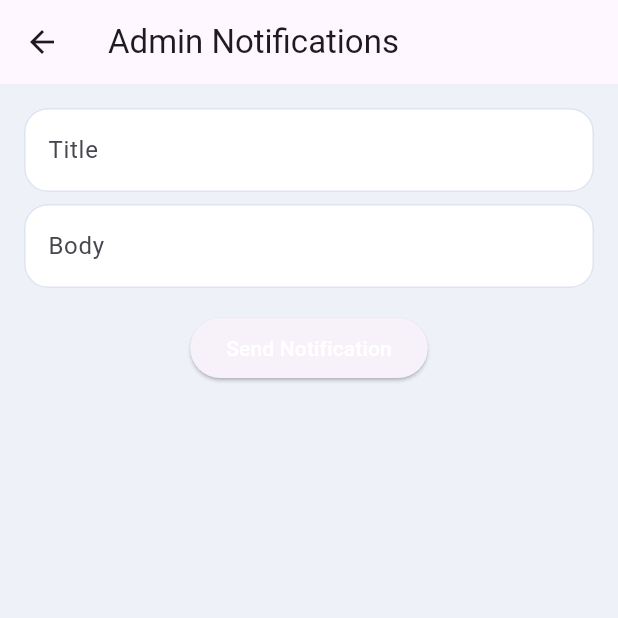
After one commit to masoom369/AspireEdge, a Flutter app: the AdminNotificationPage screen opened directly, after a tap on "Send Notification", on a phone screen of 412 x 824 dp, the top half of it. The commit adds this screen. Run offline on Flutter 3.47's test engine with Material 3 defaults, Android fonts, the phone set to English and light mode, and no system bars; our stand-ins replace firebase_auth, firebase_core, firebase_database, flutter_svg, google_fonts, image_picker and 2 more; missing offline and left inert: onesignal_flutter, universal_html; accounts and stored records are empty; Roboto replaces fonts that are missing (Intel).

Commit message:
notification feature added

```diff
--- a/lib/main.dart
+++ b/lib/main.dart
@@ -1,10 +1,10 @@
 import 'package:flutter/material.dart';
 import 'package:firebase_core/firebase_core.dart';
 import 'firebase_options.dart';
+import 'package:onesignal_flutter/onesignal_flutter.dart';
+import 'package:aspire_edge/routes/route_guard.dart';
+import 'package:flutter/foundation.dart' show kIsWeb;
 import 'package:firebase_database/firebase_database.dart';
-import 'package:flutter/foundation.dart' show kIsWeb;
-import 'package:aspire_edge/routes/route_guard.dart';
-// import 'package:google_fonts/google_fonts.dart';  // Uncomment if you want Google Fonts
 
 Future<void> main() async {
   WidgetsFlutterBinding.ensureInitialized();
@@ -13,6 +13,28 @@ Future<void> main() async {
   // Enable offline persistence for Realtime Database on non-web platforms
   if (!kIsWeb) {
     FirebaseDatabase.instance.setPersistenceEnabled(true);
+  }
+
+  // ====== OneSignal Setup ======
+  if (!kIsWeb) {
+    OneSignal.Debug.setLogLevel(OSLogLevel.verbose);
+
+    OneSignal.initialize("bfd0fb79-5c68-441e-b78d-063271b0d492");
+
+    // iOS: request permission
+    OneSignal.Notifications.requestPermission(true);
+
+    // Foreground handler
+    OneSignal.Notifications.addForegroundWillDisplayListener((event) {
+      event.preventDefault();
+      event.notification.display();
+      debugPrint("📩 Foreground Notification: ${event.notification.jsonRepresentation()}");
+    });
+
+    // Notification clicked
+    OneSignal.Notifications.addClickListener((event) {
+      debugPrint("👉 Notification opened: ${event.notification.jsonRepresentation()}");
+    });
   }
 
   runApp(const MyApp());
@@ -26,8 +48,7 @@ class MyApp extends StatelessWidget {
     return MaterialApp(
       title: 'Aspire Edge',
       debugShowCheckedModeBanner: false,
-
-      // Apply your custom theme based on your template
+      onGenerateRoute: guardedRoute,
       theme: ThemeData(
         scaffoldBackgroundColor: const Color(0xFFEEF1F8),
         primarySwatch: Colors.blue,
@@ -44,16 +65,7 @@ class MyApp extends StatelessWidget {
           focusedBorder: defaultInputBorder,
           errorBorder: defaultInputBorder,
         ),
-
-        // If you want to keep ColorScheme from your Firebase app, you can merge here:
-        // colorScheme: ColorScheme.fromSeed(seedColor: blackberry),
-        // useMaterial3: true,
-
-        // If you want to use Google Fonts instead of Intel font, do this:
-        // textTheme: GoogleFonts.emilysCandyTextTheme(),
       ),
-
-      onGenerateRoute: guardedRoute, // keep your routing
       builder: (context, child) => ScrollConfiguration(
         behavior: NoScrollbarBehavior(),
         child: child!,
@@ -70,7 +82,6 @@ const defaultInputBorder = OutlineInputBorder(
   ),
 );
 
-// Custom ScrollBehavior to remove scrollbars (from your Firebase app)
 class NoScrollbarBehavior extends ScrollBehavior {
   @override
   Widget buildScrollbar(BuildContext context, Widget child, ScrollableDetails details) {
--- a/lib/models/menu.dart
+++ b/lib/models/menu.dart
@@ -11,9 +11,10 @@ class Menu {
 
 List<Menu> adminSidebarMenus = [
   Menu(title: "Home", icon: Icons.home),
-
   Menu(title: "About Us", icon: Icons.info),
   Menu(title: "Contact Us", icon: Icons.contact_mail),
+  Menu(title: "Notification", icon: Icons.notifications),
+  Menu(title: "Notification Management", icon: Icons.notifications),
   Menu(title: "Feedback Management", icon: Icons.feedback),
   Menu(title: "Quiz Management", icon: Icons.quiz),
   Menu(title: "Wishlist Management", icon: Icons.favorite_border),
--- a/lib/routes/routes.dart
+++ b/lib/routes/routes.dart
@@ -1,9 +1,11 @@
 import 'package:aspire_edge/screens/CV_Guidance_Page.dart';
 import 'package:aspire_edge/screens/Career_Guidance_Page.dart';
 import 'package:aspire_edge/screens/Interview_Preparation_Page.dart';
+import 'package:aspire_edge/screens/NotificationHomePage.dart';
 import 'package:aspire_edge/screens/Stream_Selector_Screen.dart';
 import 'package:aspire_edge/screens/Write_Testimonial_Screen.dart';
 import 'package:aspire_edge/screens/about_us.dart';
+import 'package:aspire_edge/screens/admin/AdminNotificationPage.dart';
 import 'package:aspire_edge/screens/admin/admin_career_questions_page.dart';
 import 'package:aspire_edge/screens/admin/admin_stream_questions_page.dart';
 import 'package:aspire_edge/screens/admin/career_bank_management_screen.dart';
@@ -40,7 +42,10 @@ final Map<String, WidgetBuilder> protectedRoutes = {
   '/contact': (context) => EntryPoint(child: const ContactUsPage()),
   '/bookmark': (context) => EntryPoint(child: const BookmarksPage()),
   '/wishlist': (context) => EntryPoint(child: const WishlistPage()),
-  '/ResourcesHubPage': (context) => EntryPoint(child:  ResourcesHubPage()),
+  '/notification': (context) => EntryPoint(child: const NotificationHomePage()),
+  '/notification_management': (context) =>
+      EntryPoint(child: const AdminNotificationPage()),
+  '/ResourcesHubPage': (context) => EntryPoint(child: ResourcesHubPage()),
   '/wishlist_management': (context) =>
       EntryPoint(child: const AdminWishlistPage()),
   '/about': (context) => EntryPoint(child: const AboutUsPage()),
--- /dev/null
+++ b/lib/screens/NotificationHomePage.dart
@@ -0,0 +1,78 @@
+import 'package:flutter/material.dart';
+import 'package:firebase_database/firebase_database.dart';
+import 'package:onesignal_flutter/onesignal_flutter.dart';
+
+class NotificationHomePage extends StatefulWidget {
+  const NotificationHomePage({super.key});
+
+  @override
+  State<NotificationHomePage> createState() => _NotificationHomePageState();
+}
+
+class _NotificationHomePageState extends State<NotificationHomePage> {
+  final _db = FirebaseDatabase.instance.ref('notifications');
+  List<Map<String, dynamic>> notifications = [];
+
+  @override
+  void initState() {
+    super.initState();
+
+    // ✅ Listen to Firebase notifications in realtime
+    _db.onChildAdded.listen((event) {
+      final data = Map<String, dynamic>.from(event.snapshot.value as Map);
+      setState(() {
+        notifications.insert(0, data);
+      });
+
+      // ❌ No local postNotification in new SDK
+      // Instead, you would trigger push from your server/OneSignal dashboard
+      // Here we just log or show in-app
+      debugPrint("📩 Firebase notification: ${data['title']} - ${data['body']}");
+    });
+
+    // ✅ Listen to foreground OneSignal notifications
+    OneSignal.Notifications.addForegroundWillDisplayListener((event) {
+      event.preventDefault(); // stop auto-display
+      event.notification.display(); // manually display
+
+      final notif = {
+        'title': event.notification.title ?? 'No Title',
+        'body': event.notification.body ?? 'No Body',
+      };
+
+      setState(() {
+        notifications.insert(0, notif);
+      });
+    });
+
+    // ✅ Notification clicked
+    OneSignal.Notifications.addClickListener((event) {
+      debugPrint("👉 Notification opened: ${event.notification.jsonRepresentation()}");
+    });
+  }
+
+  @override
+  Widget build(BuildContext context) {
+    return Scaffold(
+      appBar: AppBar(title: const Text("Notifications")),
+      body: Column(
+        children: [
+          Expanded(
+            child: notifications.isEmpty
+                ? const Center(child: Text("No notifications yet"))
+                : ListView.builder(
+                    itemCount: notifications.length,
+                    itemBuilder: (context, index) {
+                      final item = notifications[index];
+                      return ListTile(
+                        title: Text(item['title']),
+                        subtitle: Text(item['body']),
+                      );
+                    },
+                  ),
+          ),
+        ],
+      ),
+    );
+  }
+}
--- /dev/null
+++ b/lib/screens/admin/AdminNotificationPage.dart
@@ -0,0 +1,92 @@
+import 'package:flutter/material.dart';
+import 'package:firebase_database/firebase_database.dart';
+import 'dart:convert';
+import 'package:http/http.dart' as http;
+
+class AdminNotificationPage extends StatefulWidget {
+  const AdminNotificationPage({super.key});
+
+  @override
+  State<AdminNotificationPage> createState() => _AdminNotificationPageState();
+}
+
+class _AdminNotificationPageState extends State<AdminNotificationPage> {
+  final _titleController = TextEditingController();
+  final _bodyController = TextEditingController();
+  final _db = FirebaseDatabase.instance.ref('notifications');
+
+  // ⚠️ Keys (do not expose in production apps, better keep in backend)
+  static const String oneSignalAppId = "bfd0fb79-5c68-441e-b78d-063271b0d492";
+  static const String restApiKey =
+      "os_v2_app_x7ipw6k4nbcb5n4nayzhdmgusk3pnxuqkegekl4a2gqvbzirikhvv54pqjenys5hceswwosb5dsgeppg7bdvofkdtbtf27zg5f4etbq";
+
+  void _sendNotification() async {
+    final title = _titleController.text.trim();
+    final body = _bodyController.text.trim();
+    if (title.isEmpty || body.isEmpty) return;
+
+    // ✅ Save notification to Firebase
+    final newRef = _db.push();
+    await newRef.set({
+      'title': title,
+      'body': body,
+      'timestamp': DateTime.now().millisecondsSinceEpoch,
+    });
+
+    // ✅ Send push notification via OneSignal
+    final url = Uri.parse('https://onesignal.com/api/v1/notifications');
+    final response = await http.post(
+      url,
+      headers: {
+        'Content-Type': 'application/json',
+        'Authorization': 'Basic $restApiKey',
+      },
+      body: jsonEncode({
+        'app_id': oneSignalAppId,
+        'included_segments': ['All'], // sends to all subscribed users
+        'headings': {'en': title},
+        'contents': {'en': body},
+      }),
+    );
+
+    if (response.statusCode == 200) {
+      ScaffoldMessenger.of(context).showSnackBar(
+        const SnackBar(content: Text("✅ Notification sent successfully!")),
+      );
+      _titleController.clear();
+      _bodyController.clear();
+    } else {
+      ScaffoldMessenger.of(context).showSnackBar(
+        SnackBar(content: Text("❌ Failed: ${response.body}")),
+      );
+    }
+  }
+
+  @override
+  Widget build(BuildContext context) {
+    return Scaffold(
+      appBar: AppBar(title: const Text("Admin Notifications")),
+      body: Padding(
+        padding: const EdgeInsets.all(16.0),
+        child: Column(
+          children: [
+            TextField(
+              controller: _titleController,
+              decoration: const InputDecoration(labelText: "Title"),
+            ),
+            const SizedBox(height: 8),
+            TextField(
+              controller: _bodyController,
+              decoration: const InputDecoration(labelText: "Body"),
+            ),
+            const SizedBox(height: 16),
+            ElevatedButton(
+              onPressed: _sendNotification,
+              child: const Text("Send Notification"),
+            ),
+          ],
+        ),
+      ),
+    );
+  }
+}
--- a/lib/screens/entryPoint/components/side_bar.dart
+++ b/lib/screens/entryPoint/components/side_bar.dart
@@ -94,6 +94,12 @@ class _SideBarState extends State<SideBar> {
         break;
       case "Contact Us":
         Navigator.pushNamed(context, '/contact');
+        break;
+      case "Notification":
+        Navigator.pushNamed(context, '/notification');
+        break;
+      case "Notification Management":
+        Navigator.pushNamed(context, '/notification_management');
         break;
       case "Feedback Management":
         Navigator.pushNamed(context, '/feedback_management');
--- a/pubspec.yaml
+++ b/pubspec.yaml
@@ -45,6 +45,7 @@ dependencies:
   google_fonts: ^6.3.1
   image_picker: ^1.2.0
   universal_html: ^2.2.4
+  onesignal_flutter: ^5.3.4
 
 dev_dependencies:
   flutter_test:
```
Also changed, not shown: pubspec.lock.
